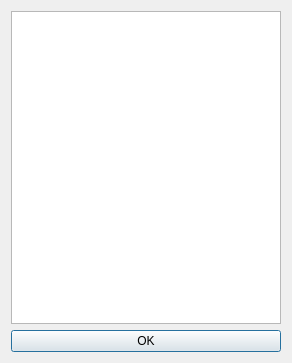
This is ui_files/vault/moveFolder.ui in Sarim-K/password-manager as Qt 5 draws it before an edit. The edited form follows.
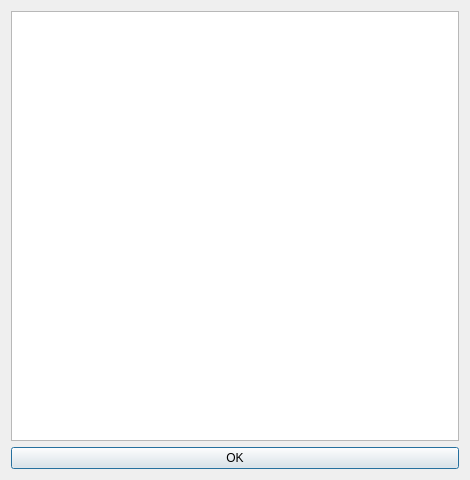
This is the edited form.

What changed in the file:
```diff
--- a/ui_files/vault/moveFolder.ui
+++ b/ui_files/vault/moveFolder.ui
@@ -6,8 +6,8 @@
    <rect>
     <x>0</x>
     <y>0</y>
-    <width>292</width>
-    <height>363</height>
+    <width>470</width>
+    <height>480</height>
    </rect>
   </property>
   <property name="windowTitle">
```
